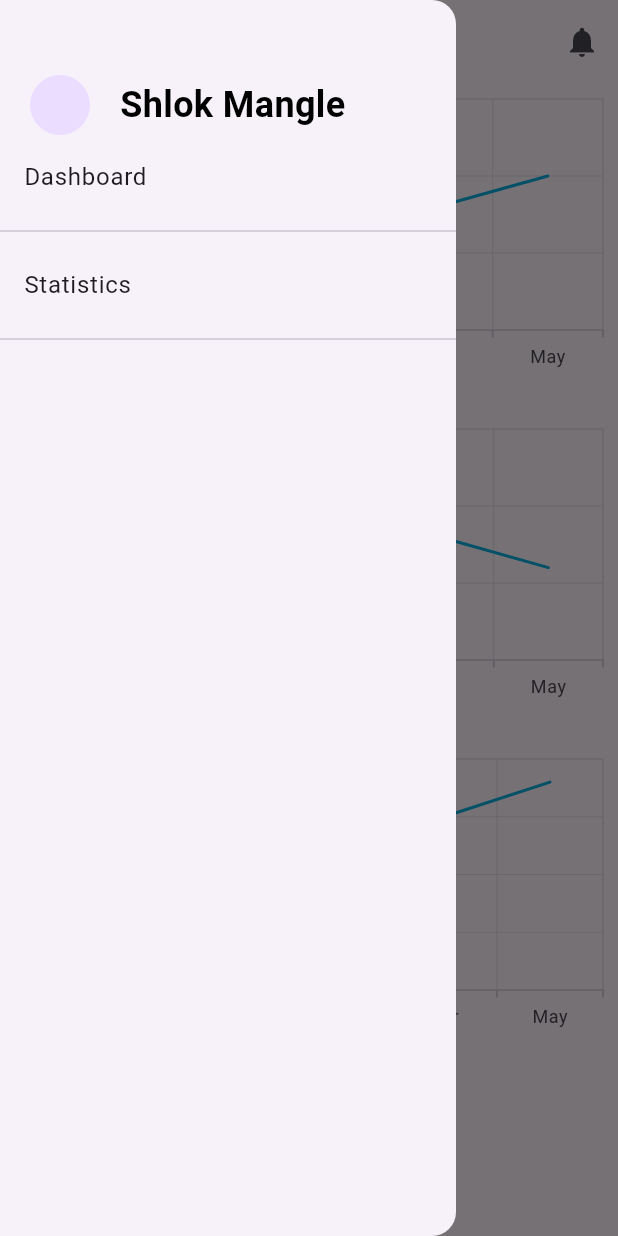
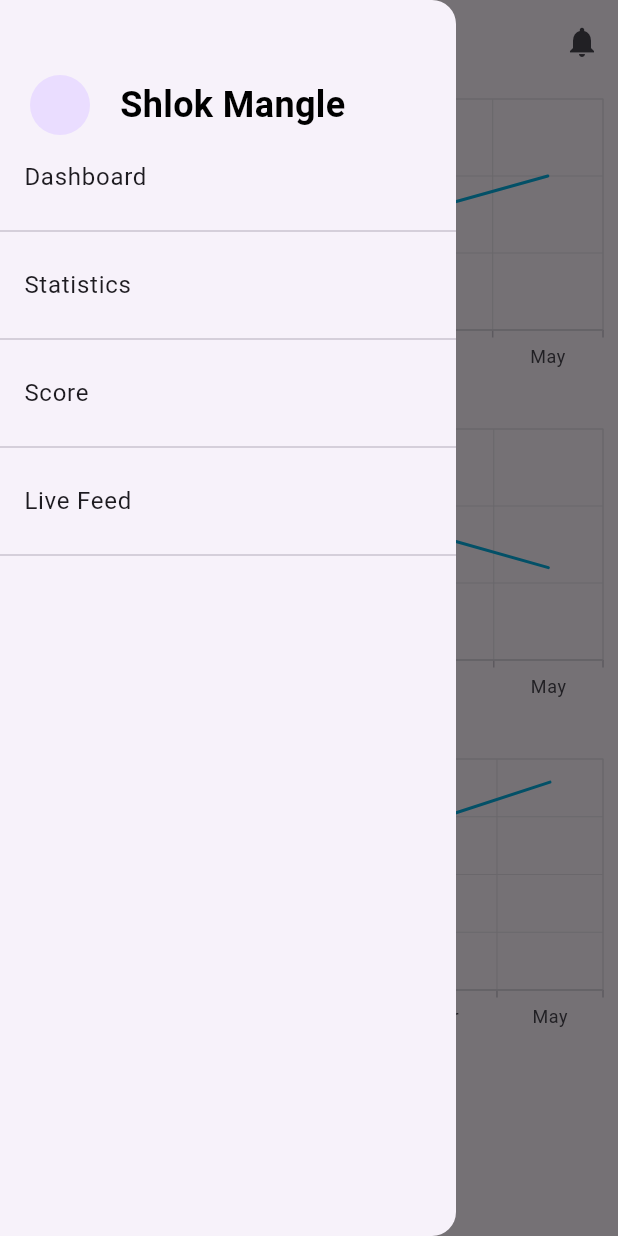
Before and after one commit to MightyM17/safar_samarth, a Flutter app: the GraphScreen screen opened directly, with the side drawer open, on a phone screen of 412 x 824 dp. Run offline on Flutter 3.47's test engine with Material 3 defaults, Android fonts, the light colour scheme and no system bars; our stand-ins replace flutter_map, google_fonts, latlong2, syncfusion_flutter_charts, webview_flutter.

Commit message:
graph_screen.dart: Use shared drawer

```diff
--- a/lib/screens/graph_screen.dart
+++ b/lib/screens/graph_screen.dart
@@ -3,6 +3,7 @@ import 'package:flutter_map/flutter_map.dart';
 import 'package:latlong2/latlong.dart';
 import 'package:safar_samarth/screens/home_screen.dart';
 import 'package:safar_samarth/screens/notification_screen.dart';
+import 'package:safar_samarth/utils/shared_drawer.dart';
 import 'package:syncfusion_flutter_charts/charts.dart';
 import 'package:syncfusion_flutter_charts/sparkcharts.dart';
 
@@ -33,58 +34,7 @@ class _GraphScreenState extends State<GraphScreen> {
           }, icon: Icon(Icons.notifications))
         ],
       ),
-        drawer: Drawer(
-          child: Column(
-            children: [
-              SizedBox(height: 50,),
-              Row(
-                children: [
-                  SizedBox(width: 20,),
-                  CircleAvatar(),
-                  SizedBox(width: 20,),
-                  Text(
-                    "Shlok Mangle",
-                    style: TextStyle(
-                      fontWeight: FontWeight.w600,
-                      fontSize: 24,
-                      color: Colors.black,
-                    ),
-                  )
-                ],
-              ),
-              ListTile(
-                  title: Text("Dashboard"),
-                  onTap: () {
-                    Navigator.push(
-                      context,
-                      PageRouteBuilder(
-                        pageBuilder: (_, __, ___) => HomeScreen(),
-                        transitionDuration: const Duration(milliseconds: 300),
-                        transitionsBuilder: (_, a, __, c) =>
-                            FadeTransition(opacity: a, child: c),
-                      ),
-                    );
-                  }
-              ),
-              Divider(),
-              ListTile(
-                  title: Text("Statistics"),
-                  onTap: () {
-                    Navigator.pushReplacement(
-                      context,
-                      PageRouteBuilder(
-                        pageBuilder: (_, __, ___) => GraphScreen(),
-                        transitionDuration: const Duration(milliseconds: 300),
-                        transitionsBuilder: (_, a, __, c) =>
-                            FadeTransition(opacity: a, child: c),
-                      ),
-                    );
-                  }
-              ),
-              Divider(),
-            ],
-          ),
-        ),
+      drawer: SharedDrawer(),
       body: Center(
           child: Column(
             children: [
```
